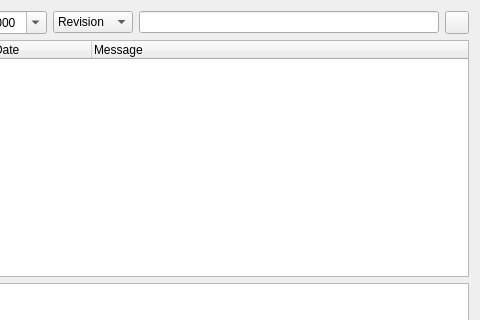
This is Plugins/VcsPlugins/vcsPySvn/SvnLogBrowserDialog.ui in testmana2/test as Qt 5 draws it before an edit; both pictures show x 220 to 700 and y 0 to 320 of the 700 by 600 pixel window. The edited form follows.
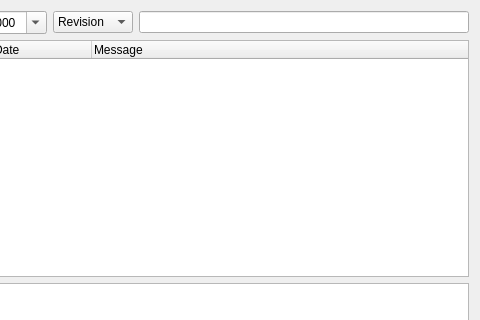
This is the edited form. Custom widgets are drawn as their Qt base class.

Commit message: Changed a bunch of forms to use the E5ClearableLineEdit and E5ClearableComboBox.

The edit to the form file:
```diff
--- a/Plugins/VcsPlugins/vcsPySvn/SvnLogBrowserDialog.ui
+++ b/Plugins/VcsPlugins/vcsPySvn/SvnLogBrowserDialog.ui
@@ -81,13 +81,6 @@
        </property>
       </widget>
      </item>
-     <item>
-      <widget class="QToolButton" name="clearRxEditButton" >
-       <property name="text" >
-        <string/>
-       </property>
-      </widget>
-     </item>
     </layout>
    </item>
    <item>
@@ -291,6 +284,13 @@
    </item>
   </layout>
  </widget>
+ <customwidgets>
+  <customwidget>
+   <class>E5ClearableLineEdit</class>
+   <extends>QLineEdit</extends>
+   <header>E5Gui/E5LineEdit.h</header>
+  </customwidget>
+ </customwidgets>
  <tabstops>
   <tabstop>fromDate</tabstop>
   <tabstop>toDate</tabstop>
```
Left out of the diff: 160 changed lines with no effect on the pictures. The commit also changes 61 other files.
